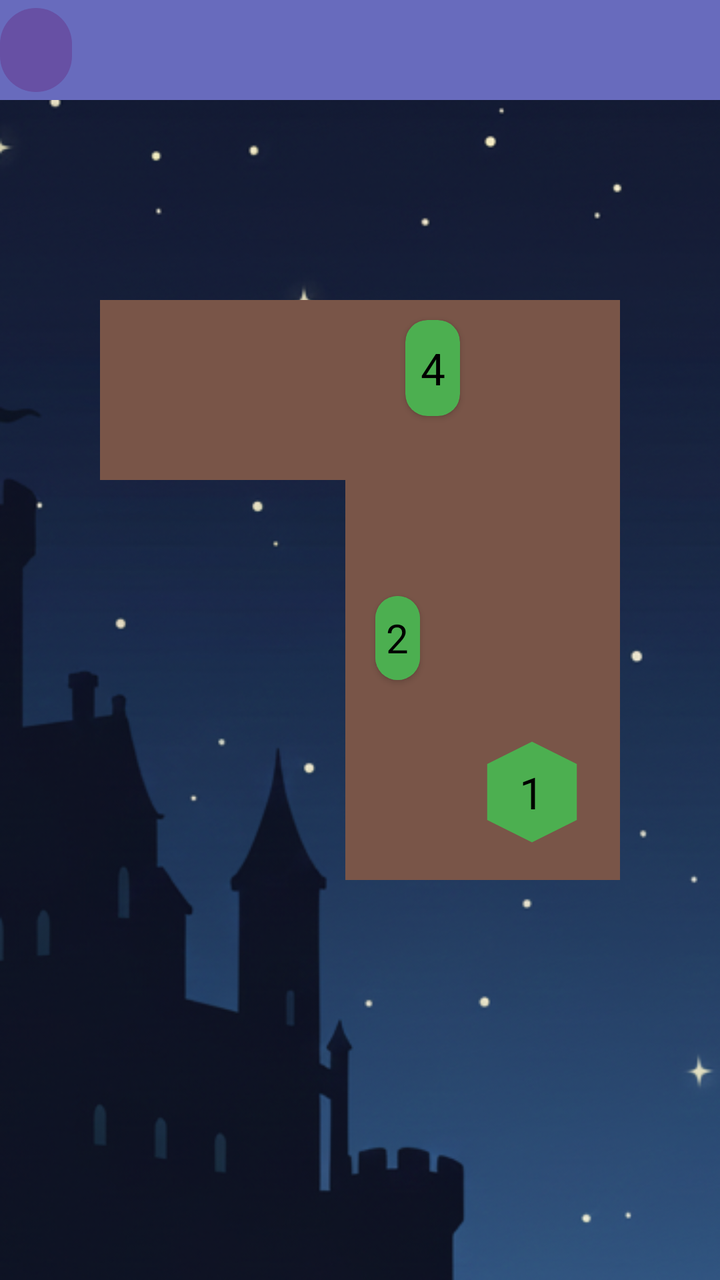
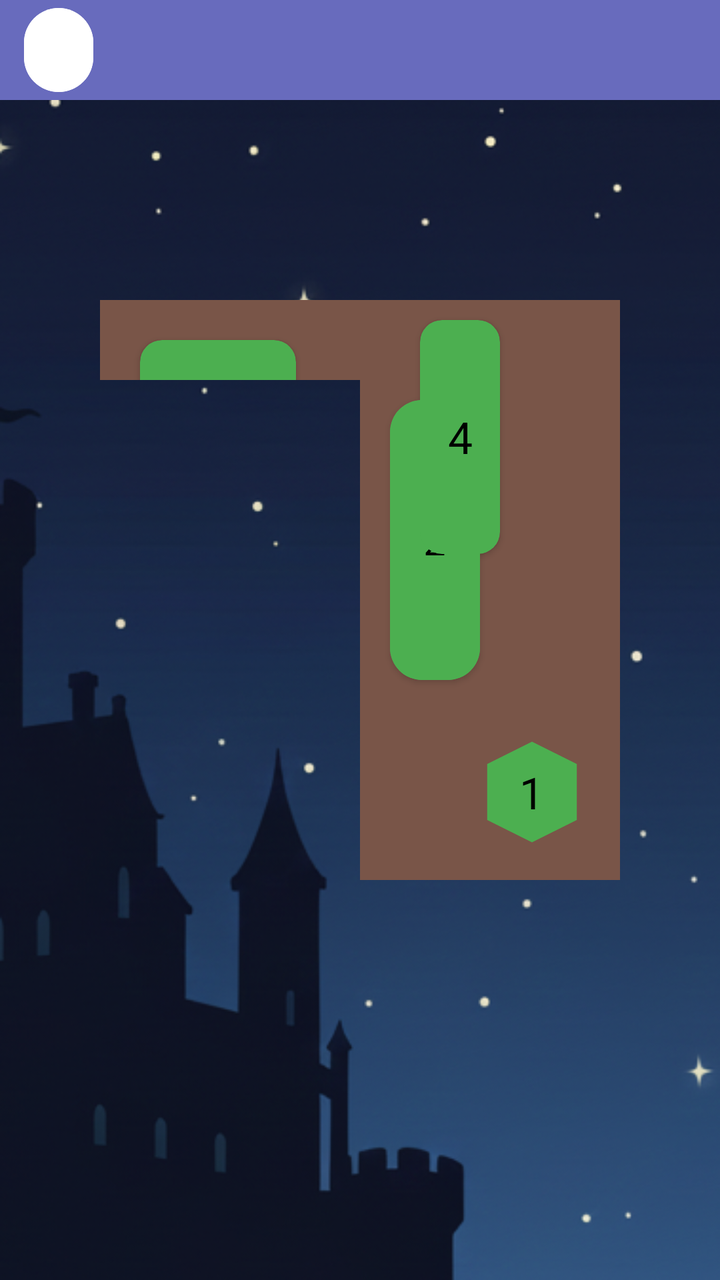

Compare the two renders of this Android layout. The source of the first and the diff that turns it into the second are given below.
<!-- AndroidManifest.xml: application theme Theme.LaPosada -->
<!-- res/layout/activity_map_tables.xml -->
<?xml version="1.0" encoding="utf-8"?>
<androidx.constraintlayout.widget.ConstraintLayout xmlns:android="http://schemas.android.com/apk/res/android"
    xmlns:app="http://schemas.android.com/apk/res-auto"
    xmlns:tools="http://schemas.android.com/tools"
    android:id="@+id/main"
    android:layout_width="match_parent"
    android:layout_height="match_parent"
    tools:context=".Map_Tables"
    android:background="@drawable/fondo_default">


    <androidx.constraintlayout.widget.Guideline
        android:id="@+id/guideline_centro_vertical"
        android:layout_width="wrap_content"
        android:layout_height="wrap_content"
        android:orientation="vertical"
        app:layout_constraintGuide_percent="0.48" />

    <androidx.constraintlayout.widget.Guideline
        android:id="@+id/guideline_centro_horizontal"
        android:layout_width="wrap_content"
        android:layout_height="wrap_content"
        android:orientation="horizontal"
        app:layout_constraintGuide_percent="0.45" />



    <androidx.constraintlayout.widget.ConstraintLayout
        android:id="@+id/mapa_arriba"
        android:layout_width="0dp"
        android:layout_height="0dp"
        android:layout_marginTop="100dp"
        android:layout_marginStart="50dp"
        android:layout_marginEnd="50dp"
        android:layout_marginBottom="400dp"
        android:background="@color/brown"
        app:layout_constraintTop_toBottomOf="@id/layout_superior"
        app:layout_constraintBottom_toBottomOf="parent"
        app:layout_constraintEnd_toEndOf="parent"
        app:layout_constraintStart_toStartOf="parent"
        android:elevation="0dp">
        <androidx.constraintlayout.widget.Guideline
            android:id="@+id/guideline_aux1"
            android:layout_width="wrap_content"
            android:layout_height="wrap_content"
            android:orientation="horizontal"
            app:layout_constraintGuide_percent="0.3"
            />
        <androidx.constraintlayout.widget.Guideline
            android:id="@+id/guideline_aux2"
            android:layout_width="wrap_content"
            android:layout_height="wrap_content"
            android:orientation="vertical"
            app:layout_constraintGuide_percent="0.4"
            />

        <androidx.cardview.widget.CardView
            android:layout_margin="20dp"
            android:id="@+id/mesa_5"
            android:layout_width="0dp"
            android:layout_height="0dp"
            android:backgroundTint="@color/green"
            app:cardCornerRadius="11dp"
            app:layout_constraintTop_toTopOf="parent"
            app:layout_constraintStart_toStartOf="parent"
            app:layout_constraintEnd_toStartOf="@id/guideline_aux2"
            app:layout_constraintBottom_toTopOf="@id/guideline_aux1"
            >

            <TextView
                android:id="@+id/texto_mesa5"
                android:layout_width="match_parent"
                android:layout_height="match_parent"
                android:text="5"
                android:textColor="@color/black"
                android:textSize="22dp"
                android:gravity="center">

            </TextView>

        </androidx.cardview.widget.CardView>


    </androidx.constraintlayout.widget.ConstraintLayout>

    <LinearLayout
        android:id="@+id/mapa_abajo"
        android:layout_width="0dp"
        android:layout_height="0dp"
        android:orientation="horizontal"
        android:background="@color/brown"
        android:layout_marginTop="0dp"
        android:layout_marginStart="0dp"
        android:layout_marginEnd="50dp"
        android:layout_marginBottom="200dp"
        app:layout_constraintTop_toBottomOf="@id/mapa_arriba"
        app:layout_constraintBottom_toBottomOf="parent"
        app:layout_constraintStart_toStartOf="@id/guideline_centro_vertical"
        app:layout_constraintEnd_toEndOf="parent"
        android:elevation="0dp"/>


    <androidx.cardview.widget.CardView
        android:id="@+id/mesa_2"
        android:layout_width="0dp"
        android:layout_height="0dp"
        android:layout_marginTop="10dp"
        android:layout_marginBottom="300dp"
        android:layout_marginStart="15dp"
        android:layout_marginEnd="150dp"
        app:cardCornerRadius="16dp"
        android:backgroundTint="@color/green"
        app:layout_constraintStart_toStartOf="@id/guideline_centro_vertical"
        app:layout_constraintTop_toTopOf="@id/guideline_centro_horizontal"
        app:layout_constraintEnd_toEndOf="parent"
        app:layout_constraintBottom_toBottomOf="parent">

        <TextView
            android:id="@+id/text_mesa2"
            android:layout_width="match_parent"
            android:layout_height="match_parent"
            android:text="2"
            android:textSize="20dp"
            android:gravity="center"
            android:textColor="@color/black"
            android:background="@color/green"/>

    </androidx.cardview.widget.CardView>

    <LinearLayout
        android:id="@+id/mesa_1"
        android:layout_width="56dp"
        android:layout_height="56dp"
        android:background="@drawable/mesa_hex_1"
        android:gravity="center"
        android:layout_marginEnd="16dp"
        android:layout_marginBottom="16dp"
        app:layout_constraintEnd_toEndOf="@id/mapa_abajo"
        app:layout_constraintBottom_toBottomOf="@id/mapa_abajo">

        <TextView
            android:id="@+id/text_mesa1"
            android:layout_width="wrap_content"
            android:layout_height="wrap_content"
            android:text="1"
            android:textSize="22dp"
            android:background="@color/green"
            android:textColor="@android:color/black" />
    </LinearLayout>

    <androidx.cardview.widget.CardView
        android:id="@+id/mesa_3"
        android:layout_width="0dp"
        android:layout_height="0dp"
        android:layout_marginEnd="0dp"
        android:layout_marginStart="100dp"
        android:layout_marginBottom="10dp"
        android:layout_marginTop="130dp"
        android:backgroundTint="@color/green"
        app:cardCornerRadius="11dp"
        app:layout_constraintTop_toTopOf="@id/mapa_arriba"
        app:layout_constraintStart_toStartOf="@id/mapa_arriba"
        app:layout_constraintEnd_toEndOf="@id/guideline_centro_vertical"
        app:layout_constraintBottom_toBottomOf="@id/mapa_arriba">

        <TextView
            android:id="@+id/text_mesa3"
            android:layout_width="match_parent"
            android:layout_height="match_parent"
            android:gravity="center"
            android:text="3"
            android:textSize="20dp"/>

    </androidx.cardview.widget.CardView>





    <LinearLayout
        android:id="@+id/layout_superior"
        android:layout_width="0dp"
        android:layout_height="wrap_content"
        android:background="@color/purple_blue"
        app:layout_constraintTop_toTopOf="parent"
        app:layout_constraintStart_toStartOf="parent"
        app:layout_constraintEnd_toEndOf="parent"
        android:orientation="horizontal"
        android:weightSum="10">

        <Button
            android:id="@+id/button_backButton"
            android:layout_width="0dp"
            android:layout_height="50dp"
            android:layout_weight="1"
            android:src="@drawable/circle_white"
            android:text="@string/back_button"
            android:contentDescription="@string/back_button"/>

    </LinearLayout>

    <androidx.cardview.widget.CardView
        android:id="@+id/mesa_4"
        android:layout_width="0dp"
        android:layout_height="0dp"
        android:layout_marginTop="10dp"
        android:layout_marginBottom="80dp"
        android:layout_marginStart="30dp"
        android:layout_marginEnd="80dp"
        android:backgroundTint="@color/green"
        app:cardCornerRadius="11dp"
        app:layout_constraintTop_toTopOf="@id/mapa_arriba"
        app:layout_constraintEnd_toEndOf="@id/mapa_arriba"
        app:layout_constraintStart_toStartOf="@id/guideline_centro_vertical"
        app:layout_constraintBottom_toBottomOf="@id/guideline_centro_horizontal">

        <TextView
            android:id="@+id/texto_mesa4"
            android:layout_width="match_parent"
            android:layout_height="match_parent"
            android:text="4"
            android:textSize="22dp"
            android:gravity="center"
            android:textColor="@color/black">

        </TextView>

    </androidx.cardview.widget.CardView>



    <androidx.cardview.widget.CardView
        android:id="@+id/mesa_6"
        android:layout_width="0dp"
        android:layout_height="0dp"
        android:layout_marginEnd="80dp"
        android:layout_marginStart="20dp"
        android:layout_marginBottom="10dp"
        android:layout_marginTop="130dp"
        android:backgroundTint="@color/green"
        app:cardCornerRadius="11dp"
        app:layout_constraintTop_toTopOf="@id/mapa_arriba"
        app:layout_constraintStart_toStartOf="@id/mapa_arriba"
        app:layout_constraintEnd_toEndOf="@id/guideline_centro_vertical"
        app:layout_constraintBottom_toBottomOf="@id/mapa_arriba">

        <TextView
            android:id="@+id/text_mesa6"
            android:layout_width="match_parent"
            android:layout_height="match_parent"
            android:gravity="center"
            android:text="6"
            android:textSize="22dp">

        </TextView>

    </androidx.cardview.widget.CardView>



</androidx.constraintlayout.widget.ConstraintLayout>
<!-- resources referenced by this layout -->
<resources>
  <color name="black">#FF000000</color>
  <color name="brown">#795548</color>
  <color name="green">#4CAF50</color>
  <color name="purple_blue">#686bbd</color>
  <!-- drawable circle_white (drawable) -->
  <?xml version="1.0" encoding="utf-8"?>
  <shape xmlns:android="http://schemas.android.com/apk/res/android"
      android:shape="oval">
      <solid android:color="@android:color/white"/>
  </shape>
  <!-- drawable fondo_default: png bitmap (drawable, 204480 bytes) -->
  <!-- drawable mesa_hex_1 (drawable) -->
  <?xml version="1.0" encoding="utf-8"?>
  <vector xmlns:android="http://schemas.android.com/apk/res/android"
      android:width="64dp"
      android:height="64dp"
      android:viewportWidth="100"
      android:viewportHeight="100">
  
      <path
          android:fillColor="@color/green"
          android:strokeWidth="4"
          android:pathData="M50,5 L90,25 L90,75 L50,95 L10,75 L10,25 z" />
  </vector>
  <string name="back_button" />
  <style name="Theme.LaPosada" parent="Base.Theme.LaPosada" />
  <style name="Base.Theme.LaPosada" parent="Theme.Material3.DayNight.NoActionBar">
          
          
      </style>
</resources>

<!-- the commit's change to res/layout/activity_map_tables.xml (unified diff, before → after) -->
@@ -14,14 +14,14 @@
         android:layout_width="wrap_content"
         android:layout_height="wrap_content"
         android:orientation="vertical"
-        app:layout_constraintGuide_percent="0.48" />
+        app:layout_constraintGuide_percent="0.5" />
 
     <androidx.constraintlayout.widget.Guideline
         android:id="@+id/guideline_centro_horizontal"
         android:layout_width="wrap_content"
         android:layout_height="wrap_content"
         android:orientation="horizontal"
-        app:layout_constraintGuide_percent="0.45" />
+        app:layout_constraintGuide_begin="357dp" />
 
 
 
@@ -32,27 +32,27 @@
         android:layout_marginTop="100dp"
         android:layout_marginStart="50dp"
         android:layout_marginEnd="50dp"
-        android:layout_marginBottom="400dp"
+        android:layout_marginBottom="450dp"
         android:background="@color/brown"
         app:layout_constraintTop_toBottomOf="@id/layout_superior"
         app:layout_constraintBottom_toBottomOf="parent"
         app:layout_constraintEnd_toEndOf="parent"
         app:layout_constraintStart_toStartOf="parent"
         android:elevation="0dp">
+
         <androidx.constraintlayout.widget.Guideline
             android:id="@+id/guideline_aux1"
             android:layout_width="wrap_content"
             android:layout_height="wrap_content"
             android:orientation="horizontal"
-            app:layout_constraintGuide_percent="0.3"
-            />
+            app:layout_constraintGuide_begin="125dp" />
+
         <androidx.constraintlayout.widget.Guideline
             android:id="@+id/guideline_aux2"
             android:layout_width="wrap_content"
             android:layout_height="wrap_content"
             android:orientation="vertical"
-            app:layout_constraintGuide_percent="0.4"
-            />
+            app:layout_constraintGuide_end="142dp" />
 
         <androidx.cardview.widget.CardView
             android:layout_margin="20dp"
@@ -97,7 +97,9 @@
         app:layout_constraintBottom_toBottomOf="parent"
         app:layout_constraintStart_toStartOf="@id/guideline_centro_vertical"
         app:layout_constraintEnd_toEndOf="parent"
-        android:elevation="0dp"/>
+        android:elevation="0dp" >
+
+    </LinearLayout>
 
 
     <androidx.cardview.widget.CardView
@@ -107,11 +109,11 @@
         android:layout_marginTop="10dp"
         android:layout_marginBottom="300dp"
         android:layout_marginStart="15dp"
-        android:layout_marginEnd="150dp"
+        android:layout_marginEnd="120dp"
         app:cardCornerRadius="16dp"
         android:backgroundTint="@color/green"
         app:layout_constraintStart_toStartOf="@id/guideline_centro_vertical"
-        app:layout_constraintTop_toTopOf="@id/guideline_centro_horizontal"
+        app:layout_constraintTop_toTopOf="@id/mapa_abajo"
         app:layout_constraintEnd_toEndOf="parent"
         app:layout_constraintBottom_toBottomOf="parent">
 
@@ -155,7 +157,7 @@
         android:layout_marginEnd="0dp"
         android:layout_marginStart="100dp"
         android:layout_marginBottom="10dp"
-        android:layout_marginTop="130dp"
+        android:layout_marginTop="150dp"
         android:backgroundTint="@color/green"
         app:cardCornerRadius="11dp"
         app:layout_constraintTop_toTopOf="@id/mapa_arriba"
@@ -168,14 +170,11 @@
             android:layout_width="match_parent"
             android:layout_height="match_parent"
             android:gravity="center"
+            android:textColor="@color/black"
             android:text="3"
             android:textSize="20dp"/>
 
     </androidx.cardview.widget.CardView>
-
-
-
-
 
     <LinearLayout
         android:id="@+id/layout_superior"
@@ -193,6 +192,8 @@
             android:layout_width="0dp"
             android:layout_height="50dp"
             android:layout_weight="1"
+            android:layout_marginStart="12dp"
+            android:backgroundTint="@color/white"
             android:src="@drawable/circle_white"
             android:text="@string/back_button"
             android:contentDescription="@string/back_button"/>
@@ -206,7 +207,7 @@
         android:layout_marginTop="10dp"
         android:layout_marginBottom="80dp"
         android:layout_marginStart="30dp"
-        android:layout_marginEnd="80dp"
+        android:layout_marginEnd="60dp"
         android:backgroundTint="@color/green"
         app:cardCornerRadius="11dp"
         app:layout_constraintTop_toTopOf="@id/mapa_arriba"
@@ -236,7 +237,7 @@
         android:layout_marginEnd="80dp"
         android:layout_marginStart="20dp"
         android:layout_marginBottom="10dp"
-        android:layout_marginTop="130dp"
+        android:layout_marginTop="150dp"
         android:backgroundTint="@color/green"
         app:cardCornerRadius="11dp"
         app:layout_constraintTop_toTopOf="@id/mapa_arriba"
@@ -249,6 +250,7 @@
             android:layout_width="match_parent"
             android:layout_height="match_parent"
             android:gravity="center"
+            android:textColor="@color/black"
             android:text="6"
             android:textSize="22dp">
 
<!-- resource entries referenced after the edit -->
@@ -4,6 +4,7 @@
   <color name="brown">#795548</color>
   <color name="green">#4CAF50</color>
   <color name="purple_blue">#686bbd</color>
+  <color name="white">#FFFFFFFF</color>
   <!-- drawable circle_white (drawable) -->
   <?xml version="1.0" encoding="utf-8"?>
   <shape xmlns:android="http://schemas.android.com/apk/res/android"
